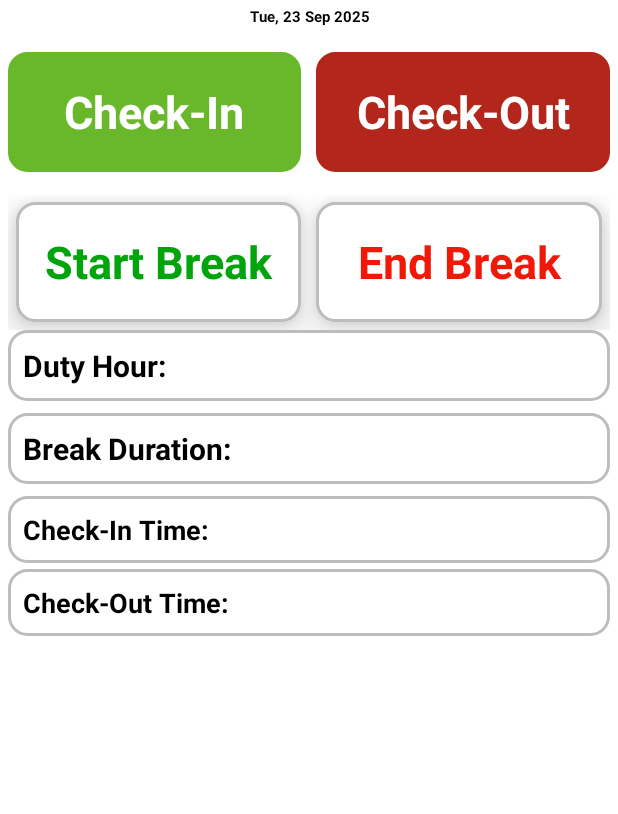
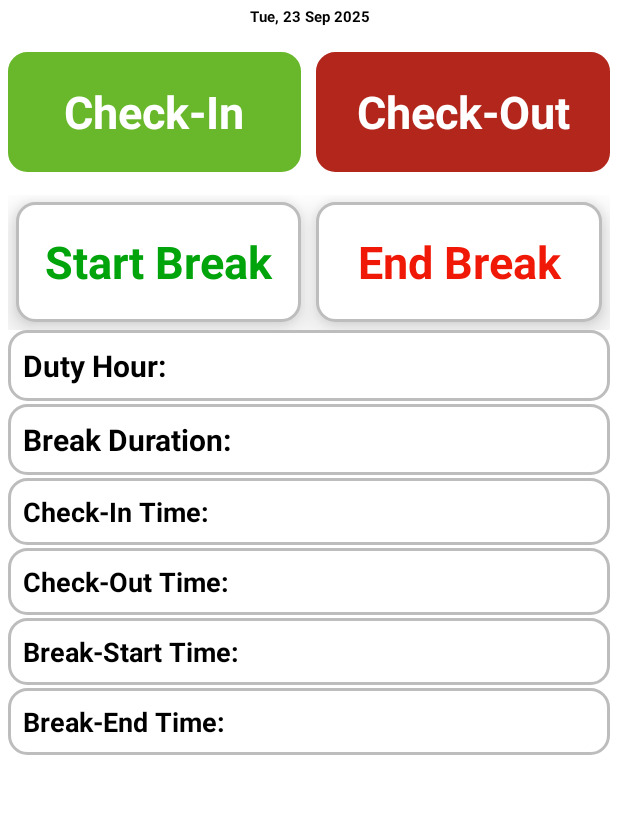
Before and after one commit to Sohailhamza/github_Haazri, an Android app: the EmployeeDashboard screen opened directly, with no data from a screen before it, on a phone screen of 412 x 824 dp, the part 139-953 px from its top. Run offline under Robolectric (Android 15) with nearby library versions, the phone set to English and light mode, and no system bars; our stand-ins replace Firebase (no records; nobody signed in at launch, a user with empty details on screens opened directly).

Commit message:
V13 on 23

```diff
--- a/app/src/main/java/com/example/onenew/AttendanceAdapter.java
+++ b/app/src/main/java/com/example/onenew/AttendanceAdapter.java
@@ -30,7 +30,7 @@ public class AttendanceAdapter extends RecyclerView.Adapter<AttendanceAdapter.Ho
     @Override
     public void onBindViewHolder(@NonNull Holder h, int pos) {
         EmployeeAttendance e = items.get(pos);
-        h.tvName.setText("Name: " + safe(e.name));
+        h.tvName.setText(safe(e.name));
         h.tvId.setText("ID: " + safe(e.employeeId));
         h.tvStatus.setText("Status: " + safe(e.status));
         h.tvIn.setText("Check-In: " + safe(e.checkInTime));
--- a/app/src/main/java/com/example/onenew/RemoveEmployeeAdapter.java
+++ b/app/src/main/java/com/example/onenew/RemoveEmployeeAdapter.java
@@ -48,6 +48,7 @@ public class RemoveEmployeeAdapter extends RecyclerView.Adapter<RemoveEmployeeAd
     static class EmpVH extends RecyclerView.ViewHolder {
         TextView txtName;
         ImageButton btnDelete;
+
         EmpVH(View v){
             super(v);
             txtName = v.findViewById(R.id.txtEmpName);
--- a/app/src/main/res/layout/activity_employee_dashboard.xml
+++ b/app/src/main/res/layout/activity_employee_dashboard.xml
@@ -2,16 +2,16 @@
 <LinearLayout xmlns:android="http://schemas.android.com/apk/res/android"
     android:layout_width="match_parent"
     android:layout_height="match_parent"
+    android:gravity="center_horizontal"
     android:orientation="vertical"
-    android:padding="0dp"
-    android:gravity="center_horizontal">
+    android:padding="0dp">
 
     <!-- Heading -->
     <LinearLayout
         android:layout_width="match_parent"
         android:layout_height="47dp"
+        android:layout_marginBottom="5dp"
         android:background="@color/green"
-        android:layout_marginBottom="5dp"
         android:gravity="center"
         android:padding="5dp">
 
@@ -19,54 +19,57 @@
             android:layout_width="wrap_content"
             android:layout_height="wrap_content"
             android:text="Employee Dashboard"
+            android:textColor="@color/white"
             android:textSize="25sp"
-            android:textColor="@color/white"
             android:textStyle="bold" />
     </LinearLayout>
+
 
     <!-- Employee Name & ID -->
     <LinearLayout
         android:layout_width="match_parent"
         android:layout_height="wrap_content"
+        android:background="@color/white"
+        android:gravity="center"
         android:orientation="horizontal"
-        android:paddingHorizontal="2dp"
-        android:background="@color/white"
-        android:gravity="center">
+        android:paddingHorizontal="2dp">
 
         <TextView
             android:id="@+id/tvName"
             android:layout_width="0dp"
             android:layout_height="40dp"
+            android:layout_marginStart="5dp"
+            android:layout_marginEnd="10dp"
             android:layout_weight="2"
-            android:layout_marginEnd="10dp"
+            android:background="@color/white"
+            android:gravity="center_vertical"
             android:text="Employee name"
-            android:gravity="center_vertical"
             android:textColor="@color/black"
             android:textSize="15sp"
-            android:layout_marginStart="5dp"
-            android:textStyle="bold"
-            android:background="@color/white" />
+            android:textStyle="bold" />
+
         <ImageView
             android:layout_width="0dp"
             android:layout_height="40dp"
             android:layout_weight="2"
+            android:background="@color/white"
+            android:gravity="center"
             android:src="@drawable/applogo"
             android:textColor="@color/black"
-            android:textStyle="bold"
-            android:gravity="center"
-            android:background="@color/white" />
+            android:textStyle="bold" />
+
         <TextView
             android:id="@+id/tvEmpId"
             android:layout_width="0dp"
             android:layout_height="40dp"
             android:layout_weight="2"
+            android:background="@color/white"
+            android:gravity="center"
+            android:padding="5dp"
             android:text="01"
             android:textColor="@color/black"
-            android:textStyle="bold"
-            android:gravity="center"
             android:textSize="15sp"
-            android:padding="5dp"
-            android:background="@color/white" />
+            android:textStyle="bold" />
 
     </LinearLayout>
     <!-- Current Date -->
@@ -74,13 +77,13 @@
         android:id="@+id/tvDate"
         android:layout_width="match_parent"
         android:layout_height="20dp"
+        android:layout_marginTop="1dp"
+        android:layout_marginBottom="1dp"
+        android:gravity="center"
         android:text="Date: --/--/----"
+        android:textColor="@color/black"
         android:textSize="10sp"
-        android:textStyle="bold"
-        android:textColor="@color/black"
-        android:gravity="center"
-        android:layout_marginTop="1dp"
-        android:layout_marginBottom="1dp" />
+        android:textStyle="bold" />
 
     <!-- Buttons -->
     <LinearLayout
@@ -93,127 +96,167 @@
         <LinearLayout
             android:layout_width="match_parent"
             android:layout_height="90dp"
-            android:orientation="horizontal"
+            android:layout_marginBottom="10dp"
             android:gravity="center"
-            android:layout_marginBottom="10dp">
+            android:orientation="horizontal">
 
             <TextView
                 android:id="@+id/tvCheckIn"
                 android:layout_width="0dp"
                 android:layout_height="80dp"
+                android:layout_marginEnd="10dp"
                 android:layout_weight="1"
-                android:layout_marginEnd="10dp"
+                android:background="@drawable/rounded_blue_button"
+                android:backgroundTint="@color/green"
+                android:gravity="center"
                 android:text="Check-In"
-                android:gravity="center"
+                android:textColor="@color/white"
                 android:textSize="30sp"
-                android:textStyle="bold"
-                android:textColor="@color/white"
-                android:background="@drawable/rounded_blue_button"
-                android:backgroundTint="@color/green" />
+                android:textStyle="bold" />
 
             <TextView
                 android:id="@+id/btnCheckOut"
                 android:layout_width="0dp"
                 android:layout_height="80dp"
                 android:layout_weight="1"
+                android:background="@drawable/rounded_blue_button"
+                android:backgroundTint="@color/red"
+                android:gravity="center"
                 android:text="Check-Out"
-                android:gravity="center"
+                android:textColor="@color/white"
                 android:textSize="30sp"
-                android:textStyle="bold"
-                android:textColor="@color/white"
-                android:background="@drawable/rounded_blue_button"
-                android:backgroundTint="@color/red" />
+                android:textStyle="bold" />
         </LinearLayout>
 
         <LinearLayout
             android:layout_width="match_parent"
             android:layout_height="90dp"
-            android:orientation="horizontal"
-            android:gravity="center">
+            android:gravity="center"
+            android:orientation="horizontal">
 
             <TextView
                 android:id="@+id/btnStartBreak"
                 android:layout_width="0dp"
                 android:layout_height="80dp"
+                android:layout_marginStart="5dp"
+                android:layout_marginEnd="10dp"
                 android:layout_weight="1"
-                android:layout_marginEnd="10dp"
-                android:layout_marginStart="5dp"
+                android:background="@drawable/rounded_edittext"
+                android:backgroundTint="@null"
+                android:elevation="6dp"
+                android:gravity="center"
                 android:text="Start Break"
-                android:gravity="center"
+                android:textColor="#01A40B"
                 android:textSize="30sp"
                 android:textStyle="bold"
-                android:textColor="#01A40B"
-                android:background="@drawable/rounded_edittext"
-                android:elevation="6dp"
-                android:translationZ="6dp"
-                android:backgroundTint="@null" />
+                android:translationZ="6dp" />
 
             <TextView
                 android:id="@+id/btnEndBreak"
                 android:layout_width="0dp"
                 android:layout_height="80dp"
+                android:layout_marginEnd="5dp"
                 android:layout_weight="1"
+                android:background="@drawable/rounded_edittext"
+                android:backgroundTint="@null"
+                android:elevation="6dp"
+                android:gravity="center"
                 android:text="End Break"
-                android:gravity="center"
-                android:layout_marginEnd="5dp"
+                android:textColor="#F01907"
+                android:textSize="30sp"
                 android:textStyle="bold"
-                android:textSize="30sp"
-                android:textColor="#F01907"
-                android:elevation="6dp"
-                android:translationZ="6dp"
-                android:background="@drawable/rounded_edittext"
-                android:backgroundTint="@null" />
+                android:translationZ="6dp" />
         </LinearLayout>
+
+        <ScrollView
+            android:layout_width="match_parent"
+            android:layout_height="wrap_content">
+
+            <LinearLayout
+                android:layout_width="match_parent"
+                android:layout_height="wrap_content"
+                android:orientation="vertical"
+                android:paddingBottom="5dp">
+
 
                 <!-- Duty Hour -->
                 <TextView
                     android:id="@+id/tvDHour"
                     android:layout_width="match_parent"
                     android:layout_height="wrap_content"
+                    android:background="@drawable/rounded_edittext"
+                    android:padding="10dp"
                     android:text="Duty Hour:   "
+                    android:textColor="@color/black"
                     android:textSize="20sp"
-            android:textColor="@color/black"
-            android:textStyle="bold"
-            android:padding="10dp"
-            android:background="@drawable/rounded_edittext" />
+                    android:textStyle="bold" />
 
                 <!-- Break Duration -->
                 <TextView
                     android:id="@+id/tvBreakDuration"
                     android:layout_width="match_parent"
                     android:layout_height="wrap_content"
+                    android:layout_marginTop="2dp"
+                    android:background="@drawable/rounded_edittext"
+                    android:padding="10dp"
                     android:text="Break Duration:  "
                     android:textColor="@color/black"
                     android:textSize="20sp"
-            android:textStyle="bold"
-            android:padding="10dp"
-            android:layout_marginTop="8dp"
-            android:background="@drawable/rounded_edittext" />
+                    android:textStyle="bold" />
 
                 <!-- ✅ Check-in/out times -->
                 <TextView
                     android:id="@+id/tvCheckInTime"
                     android:layout_width="match_parent"
                     android:layout_height="wrap_content"
+                    android:layout_marginTop="2dp"
+                    android:background="@drawable/rounded_edittext"
+                    android:padding="10dp"
                     android:text="Check-In Time:  "
+                    android:textColor="@color/black"
                     android:textSize="18sp"
-            android:textColor="@color/black"
-            android:textStyle="bold"
-            android:padding="10dp"
-            android:layout_marginTop="8dp"
-            android:background="@drawable/rounded_edittext" />
+                    android:textStyle="bold" />
 
                 <TextView
                     android:id="@+id/tvCheckOutTime"
                     android:layout_width="match_parent"
                     android:layout_height="wrap_content"
+                    android:layout_marginTop="2dp"
+                    android:background="@drawable/rounded_edittext"
+                    android:padding="10dp"
                     android:text="Check-Out Time:  "
+                    android:textColor="@color/black"
                     android:textSize="18sp"
+                    android:textStyle="bold" />
+
+                <TextView
+                    android:id="@+id/tvBreakStartTime"
+                    android:layout_width="match_parent"
+                    android:layout_height="wrap_content"
+                    android:layout_marginTop="2dp"
+                    android:background="@drawable/rounded_edittext"
+                    android:padding="10dp"
+                    android:text="Break-Start Time:  "
                     android:textColor="@color/black"
-            android:textStyle="bold"
+                    android:textSize="18sp"
+                    android:textStyle="bold" />
+
+                <TextView
+                    android:id="@+id/tvBreakEndTime"
+                    android:layout_width="match_parent"
+                    android:layout_height="wrap_content"
+                    android:layout_marginTop="2dp"
+                    android:background="@drawable/rounded_edittext"
                     android:padding="10dp"
-            android:layout_marginTop="4dp"
-            android:background="@drawable/rounded_edittext" />
+                    android:text="Break-End Time:  "
+                    android:textColor="@color/black"
+                    android:textSize="18sp"
+                    android:textStyle="bold" />
 
             </LinearLayout>
+        </ScrollView>
+
+
     </LinearLayout>
+
+</LinearLayout>
```
Also changed, not shown: app/src/main/java/com/example/onenew/AttendanceSummary.java (+18 -17 lines), app/src/main/java/com/example/onenew/Employee.java (+14 -14 lines), app/src/main/java/com/example/onenew/EmployeeAdapter.java (+8 -8 lines), app/src/main/java/com/example/onenew/EmployeeAttendance.java (+6 -2 lines), app/src/main/java/com/example/onenew/EmployeeDashboard.java (+27 -21 lines), app/src/main/java/com/example/onenew/EmployeeListActivity.java (+10 -8 lines), app/src/main/java/com/example/onenew/RemoveEmployee.java (+15 -5 lines), app/src/main/res/layout/item_attendance_employee.xml (+42 -7 lines), app/src/main/res/layout/item_employee.xml (+45 -44 lines). Lines whose indentation alone changed are shown as unchanged.
